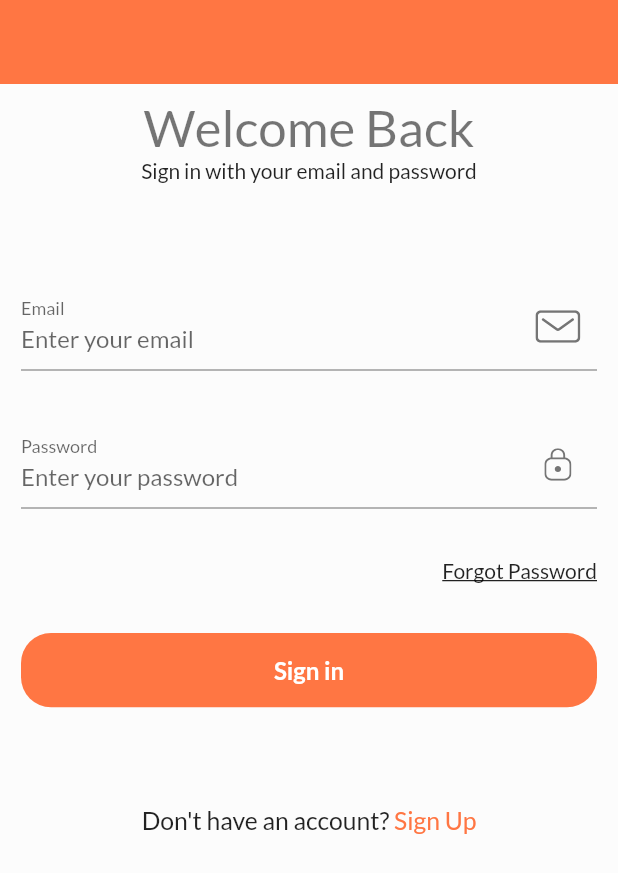
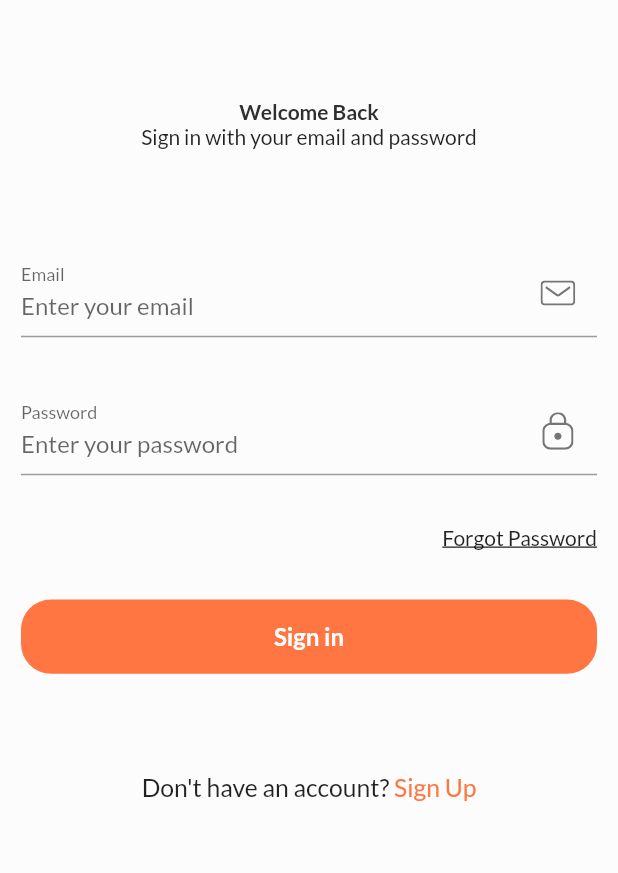
Before and after one commit to rahul-badgujar/EShopee-Flutter-eCommerce-App, a Flutter app: the screen it shows after launch, after a tap on "Sign Up", on a phone screen of 412 x 824 dp. Shown: the top 873 px of the screen. Run offline on Flutter 3.47's test engine with Material 2 defaults, Android fonts, the phone set to English and light mode, and no system bars; our stand-ins replace cloud_firestore, firebase_auth, firebase_core, flutter_svg, google_fonts; missing offline and left inert: enum_to_string; accounts and stored records are empty.

Commit message:
added primary ui theme

```diff
--- a/lib/src/app.dart
+++ b/lib/src/app.dart
@@ -1,4 +1,4 @@
-import 'package:eshopee/src/resources/themes/ui_themes.dart';
+import 'package:eshopee/src/resources/themes/primary_light/primary_light_theme.dart';
 import 'package:eshopee/src/resources/values/dimens.dart';
 import 'package:eshopee/src/screens/sign_in/sign_in_screen.dart';
 import 'package:flutter/material.dart';
@@ -22,6 +22,7 @@ class MyApp extends StatelessWidget {
     return AnimatedBuilder(
       animation: settingsController,
       builder: (BuildContext context, Widget? child) {
+        PrimaryLightTheme.instance.init(context);
         return MaterialApp(
           // Providing a restorationScopeId allows the Navigator built by the
           // MaterialApp to restore the navigation stack when a user leaves and
@@ -53,9 +54,8 @@ class MyApp extends StatelessWidget {
           // Define a light and dark color theme. Then, read the user's
           // preferred ThemeMode (light, dark, or system default) from the
           // SettingsController to display the correct theme.
-          theme: Themes.primaryThemeLight(context),
-          darkTheme: Themes.primaryThemeDark(context),
-          themeMode: settingsController.themeMode,
+          theme: PrimaryLightTheme.instance.theme,
+          // themeMode: settingsController.themeMode,
 
           // Define a function to handle named routes in order to support
           // Flutter web url navigation and deep linking.
@@ -64,6 +64,7 @@ class MyApp extends StatelessWidget {
               settings: routeSettings,
               builder: (BuildContext context) {
                 Dimens.instance.init(context);
+
                 return const SignInScreen();
               },
             );
--- a/lib/src/components/custom_suffix_icon.dart
+++ b/lib/src/components/custom_suffix_icon.dart
@@ -1,4 +1,3 @@
-import 'package:eshopee/src/resources/values/dimens.dart';
 import 'package:flutter/material.dart';
 import 'package:flutter_svg/flutter_svg.dart';
 
@@ -6,18 +5,16 @@ class CustomSuffixIcon extends StatelessWidget {
   final String svgIcon;
   const CustomSuffixIcon({
     Key? key,
+    required this.padding,
     required this.svgIcon,
   }) : super(key: key);
+
+  final EdgeInsets padding;
 
   @override
   Widget build(BuildContext context) {
     return Padding(
-      padding: EdgeInsets.fromLTRB(
-        0,
-        Dimens.instance.percentageScreenWidth(3.2),
-        Dimens.instance.percentageScreenWidth(1),
-        Dimens.instance.percentageScreenWidth(3.2),
-      ),
+      padding: padding,
       child: SvgPicture.asset(
         svgIcon,
         // height: Dimens.instance.percentageScreenWidth(1),
--- /dev/null
+++ b/lib/src/resources/themes/primary_light/primary_light_theme.dart
@@ -0,0 +1,54 @@
+import 'package:eshopee/src/resources/themes/primary_light/styles/text_styles.dart';
+
+import '../../colors/color_palette.dart';
+import 'package:flutter/material.dart';
+import 'package:google_fonts/google_fonts.dart';
+
+class PrimaryLightTheme {
+  bool _isInitialized = false;
+
+  late final ThemeData theme;
+  late final UiTextTheme textTheme;
+
+  PrimaryLightTheme._();
+  static final instance = PrimaryLightTheme._();
+
+  void init(BuildContext context) {
+    // avoid reinit if already initialized
+    if (!_isInitialized) {
+      final defaultTheme = Theme.of(context);
+
+      theme = ThemeData(
+        brightness: Brightness.light,
+        primarySwatch: UiPalette.primarySwatch,
+        primaryColor: UiPalette.primaryColor,
+        visualDensity: VisualDensity.adaptivePlatformDensity,
+        scaffoldBackgroundColor: UiPalette.scaffoldBgColor,
+        textTheme: GoogleFonts.latoTextTheme(),
+        appBarTheme: defaultTheme.appBarTheme.copyWith(),
+      );
+
+      textTheme = UiTextTheme(defaultTextTheme: theme.textTheme);
+
+      // set initialized
+      _isInitialized = true;
+    }
+  }
+
+  AppBarTheme get appBarTheme {
+    return theme.appBarTheme;
+  }
+
+  AppBarTheme get appBarNoElevationTheme {
+    return appBarTheme.copyWith(
+      elevation: 0,
+    );
+  }
+
+  AppBarTheme get lightAppBarNoElevationTheme {
+    return appBarNoElevationTheme.copyWith(
+      backgroundColor: UiPalette.scaffoldBgColor,
+      foregroundColor: UiPalette.textDarkShade(3),
+    );
+  }
+}
--- /dev/null
+++ b/lib/src/resources/themes/primary_light/styles/text_styles.dart
@@ -0,0 +1,16 @@
+import 'package:eshopee/src/resources/colors/color_palette.dart';
+import 'package:flutter/material.dart';
+
+class UiTextTheme {
+  final TextTheme defaultTextTheme;
+
+  UiTextTheme({required this.defaultTextTheme});
+
+  TextStyle getHeaderTextStyle() {
+    final existingStyle = defaultTextTheme.headline4 ?? const TextStyle();
+    return existingStyle.copyWith(
+      color: UiPalette.textDarkShade(3),
+      fontWeight: FontWeight.bold,
+    );
+  }
+}
--- a/lib/src/resources/themes/ui_themes.dart
+++ /dev/null
@@ -1,47 +0,0 @@
-import '../colors/color_palette.dart';
-import 'package:flutter/material.dart';
-import 'package:google_fonts/google_fonts.dart';
-
-class Themes {
-  static ThemeData primaryThemeLight(BuildContext context) {
-    return ThemeData(
-      brightness: Brightness.light,
-      primarySwatch: UiPalette.primarySwatch,
-      primaryColor: UiPalette.primaryColor,
-      visualDensity: VisualDensity.adaptivePlatformDensity,
-      scaffoldBackgroundColor: UiPalette.scaffoldBgColor,
-      textTheme: textTheme(context),
-      appBarTheme: defaultAppBarTheme,
-    );
-  }
-
-  static ThemeData primaryThemeDark(BuildContext context) {
-    return ThemeData(
-      brightness: Brightness.dark,
-      primarySwatch: UiPalette.primarySwatch,
-      primaryColor: UiPalette.primaryColor,
-      visualDensity: VisualDensity.adaptivePlatformDensity,
-      textTheme: textTheme(context),
-    );
-  }
-
-  static TextTheme textTheme(BuildContext context) {
-    final currentTextTheme = GoogleFonts.latoTextTheme();
-    return currentTextTheme.copyWith(
-      headline3: currentTextTheme.headline1?.copyWith(color: Colors.black),
-    );
-  }
-
-  static AppBarTheme get defaultAppBarTheme {
-    return const AppBarTheme(
-      elevation: 0,
-    );
-  }
-
-  static AppBarTheme get lightAppBarTheme {
-    return defaultAppBarTheme.copyWith(
-      backgroundColor: UiPalette.scaffoldBgColor,
-      foregroundColor: UiPalette.textDarkShade(3),
-    );
-  }
-}
--- a/lib/src/resources/values/dimens.dart
+++ b/lib/src/resources/values/dimens.dart
@@ -1,6 +1,8 @@
 import 'package:flutter/cupertino.dart';
 
 class Dimens {
+  bool _isInitialized = false;
+
   Dimens._();
   static final Dimens instance = Dimens._();
 
@@ -20,7 +22,11 @@ class Dimens {
   late MediaQueryData mediaQueryData;
 
   void init(BuildContext context) {
-    mediaQueryData = MediaQuery.of(context);
+    if (!_isInitialized) {
+      mediaQueryData = MediaQuery.of(context);
+      // set initialized
+      _isInitialized = true;
+    }
   }
 
   Size get size {
--- a/lib/src/screens/sign_in/components/body.dart
+++ b/lib/src/screens/sign_in/components/body.dart
@@ -1,3 +1,5 @@
+import 'package:eshopee/src/resources/themes/primary_light/styles/text_styles.dart';
+import 'package:eshopee/src/resources/themes/primary_light/primary_light_theme.dart';
 import 'package:eshopee/src/resources/values/constants.dart';
 import 'package:eshopee/src/resources/values/dimens.dart';
 
@@ -18,10 +20,11 @@ class Body extends StatelessWidget {
             physics: Constants.appWideScrollablePhysics,
             child: Column(
               children: [
-                SizedBox(height: Dimens.instance.percentageScreenHeight(1)),
+                SizedBox(height: Dimens.instance.percentageScreenHeight(8)),
                 Text(
                   "Welcome Back",
-                  style: Theme.of(context).textTheme.headline4,
+                  style:
+                      PrimaryLightTheme.instance.textTheme.getHeaderTextStyle(),
                 ),
                 const Text(
                   "Sign in with your email and password",
@@ -52,7 +55,8 @@ class Body extends StatelessWidget {
         ),
         GestureDetector(
           onTap: () {
-            Navigator.restorablePopAndPushNamed(context, '');
+            // TODO: goto sign up screen
+            // Navigator.restorablePopAndPushNamed(context, '');
           },
           child: Text(
             "Sign Up",
--- a/lib/src/screens/sign_in/components/sign_in_form.dart
+++ b/lib/src/screens/sign_in/components/sign_in_form.dart
@@ -7,6 +7,7 @@ import 'package:eshopee/src/services/auth/auth_service.dart';
 import 'package:eshopee/src/utils/util_functions.dart';
 import 'package:firebase_auth/firebase_auth.dart';
 import 'package:flutter/material.dart';
+import 'package:eshopee/src/resources/values/dimens.dart';
 
 class SignInForm extends StatefulWidget {
   const SignInForm({Key? key}) : super(key: key);
@@ -55,6 +56,7 @@ class _SignInFormState extends State<SignInForm> {
         const Spacer(),
         GestureDetector(
           onTap: () {
+            // TODO: go to forgot password screen
             /* Navigator.push(
                 context,
                 MaterialPageRoute(
@@ -76,12 +78,18 @@ class _SignInFormState extends State<SignInForm> {
     return TextFormField(
       controller: passwordFieldController,
       obscureText: true,
-      decoration: const InputDecoration(
+      decoration: InputDecoration(
         hintText: "Enter your password",
         labelText: "Password",
         floatingLabelBehavior: FloatingLabelBehavior.always,
         suffixIcon: CustomSuffixIcon(
           svgIcon: "assets/icons/Lock.svg",
+          padding: EdgeInsets.fromLTRB(
+            0,
+            Dimens.instance.percentageScreenWidth(2.8),
+            Dimens.instance.percentageScreenWidth(1),
+            Dimens.instance.percentageScreenWidth(2.8),
+          ),
         ),
       ),
       validator: (value) {
@@ -100,12 +108,18 @@ class _SignInFormState extends State<SignInForm> {
     return TextFormField(
       controller: emailFieldController,
       keyboardType: TextInputType.emailAddress,
-      decoration: const InputDecoration(
+      decoration: InputDecoration(
         hintText: "Enter your email",
         labelText: "Email",
         floatingLabelBehavior: FloatingLabelBehavior.always,
         suffixIcon: CustomSuffixIcon(
           svgIcon: "assets/icons/Mail.svg",
+          padding: EdgeInsets.fromLTRB(
+            0,
+            Dimens.instance.percentageScreenWidth(3.8),
+            Dimens.instance.percentageScreenWidth(1),
+            Dimens.instance.percentageScreenWidth(3.8),
+          ),
         ),
       ),
       validator: (value) {
--- a/lib/src/screens/sign_in/sign_in_screen.dart
+++ b/lib/src/screens/sign_in/sign_in_screen.dart
@@ -10,8 +10,8 @@ class SignInScreen extends StatelessWidget {
   @override
   Widget build(BuildContext context) {
     return Scaffold(
-      appBar: AppBar(),
-      body: Body(),
+      // appBar: AppBar(),
+      body: const Body(),
     );
   }
 }
```
